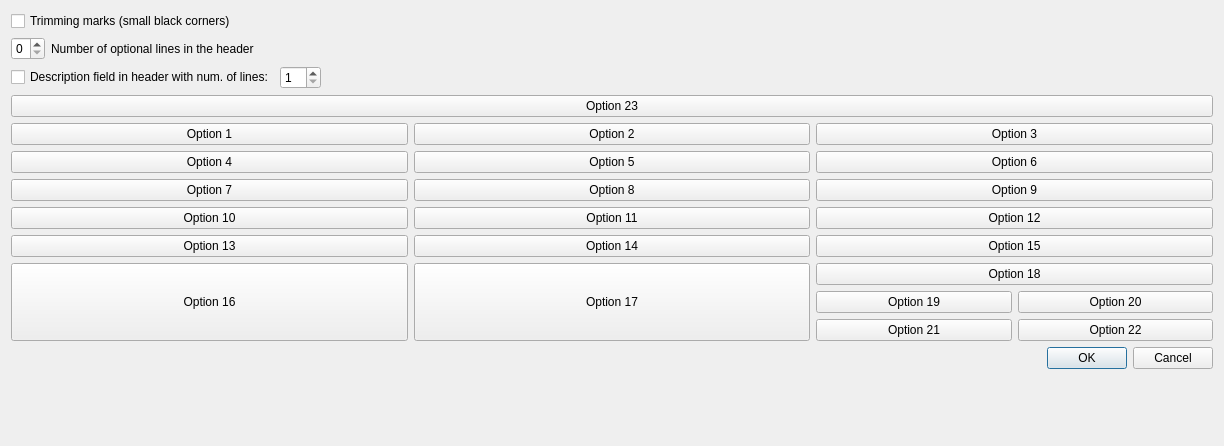
Qt form Src/Window/iso7200dialog.ui (tobiasfalk/KiCAD-FreeCAD-TechDraw-Template-Generator) before a commit.
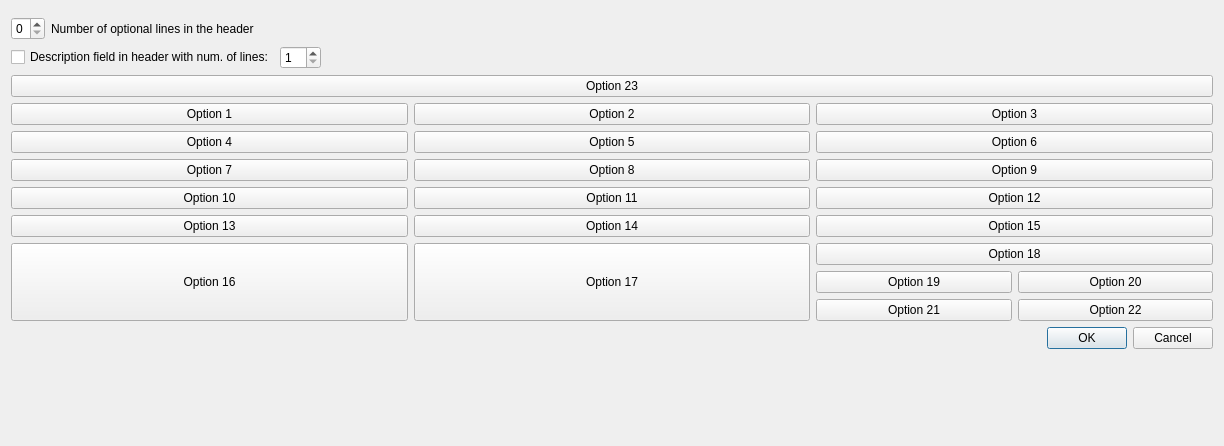
The same form after that commit.

What changed in the file:
```diff
--- a/Src/Window/iso7200dialog.ui
+++ b/Src/Window/iso7200dialog.ui
@@ -68,17 +68,6 @@
      </property>
     </widget>
    </item>
-   <item row="0" column="1">
-    <layout class="QHBoxLayout" name="horizontalLayout">
-     <item>
-      <widget class="QCheckBox" name="trimmingMarksCheckBox">
-       <property name="text">
-        <string>Trimming marks (small black corners)</string>
-       </property>
-      </widget>
-     </item>
-    </layout>
-   </item>
    <item row="2" column="1">
     <layout class="QHBoxLayout" name="horizontalLayout_4">
      <item>
```
